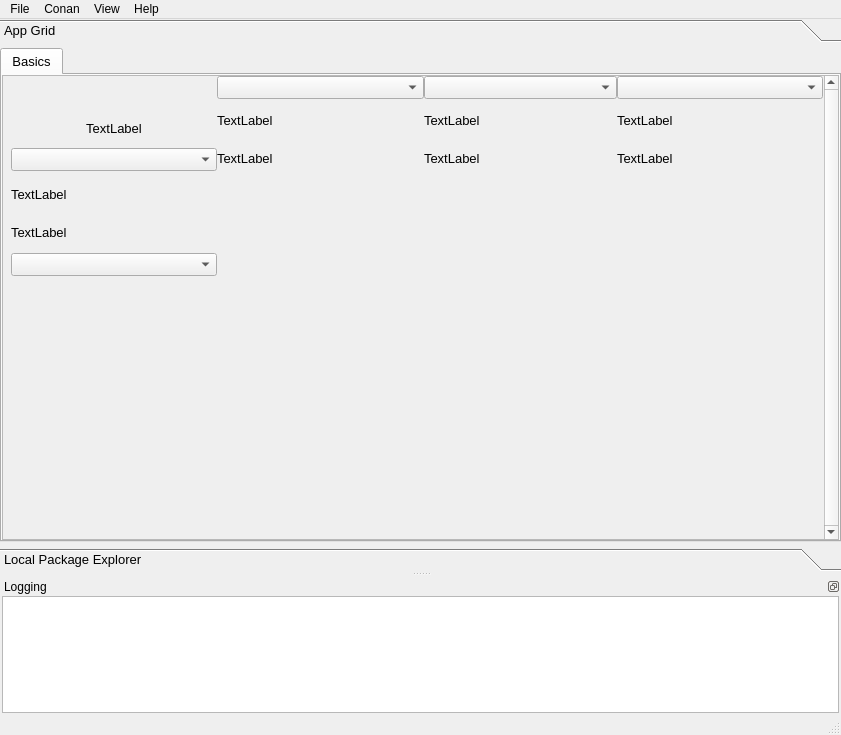
Qt form src/conan_app_launcher/ui/main_window.ui (goszpeti/conan_explorer) before a commit.
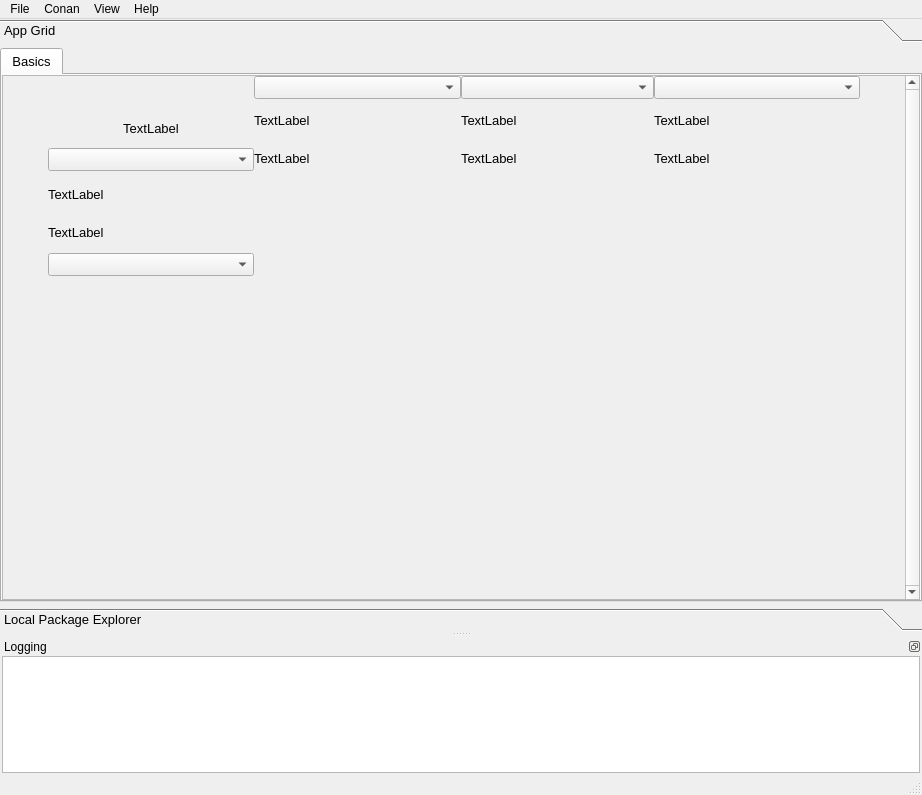
The same form after that commit. Icons and pictures are not drawn.

Diff of the .ui file:
```diff
--- a/src/conan_app_launcher/ui/main_window.ui
+++ b/src/conan_app_launcher/ui/main_window.ui
@@ -6,8 +6,8 @@
    <rect>
     <x>0</x>
     <y>0</y>
-    <width>841</width>
-    <height>735</height>
+    <width>922</width>
+    <height>795</height>
    </rect>
   </property>
   <property name="sizePolicy">
@@ -76,8 +76,8 @@
         <rect>
          <x>0</x>
          <y>0</y>
-         <width>841</width>
-         <height>486</height>
+         <width>922</width>
+         <height>546</height>
         </rect>
        </property>
        <attribute name="label">
@@ -168,7 +168,7 @@
               <widget class="QWidget" name="tab_scroll_area_widgets">
                <property name="geometry">
                 <rect>
-                 <x>0</x>
+                 <x>34</x>
                  <y>0</y>
                  <width>828</width>
                  <height>415</height>
@@ -709,8 +709,8 @@
     <rect>
      <x>0</x>
      <y>0</y>
-     <width>841</width>
-     <height>21</height>
+     <width>922</width>
+     <height>24</height>
     </rect>
    </property>
    <widget class="QMenu" name="menu_help">
@@ -820,8 +820,8 @@
         <string notr="true">&lt;!DOCTYPE HTML PUBLIC &quot;-//W3C//DTD HTML 4.0//EN&quot; &quot;http://www.w3.org/TR/REC-html40/strict.dtd&quot;&gt;
 &lt;html&gt;&lt;head&gt;&lt;meta name=&quot;qrichtext&quot; content=&quot;1&quot; /&gt;&lt;style type=&quot;text/css&quot;&gt;
 p, li { white-space: pre-wrap; }
-&lt;/style&gt;&lt;/head&gt;&lt;body style=&quot; font-family:'MS Shell Dlg 2'; font-size:7.8pt; font-weight:400; font-style:normal;&quot;&gt;
-&lt;p style=&quot;-qt-paragraph-type:empty; margin-top:0px; margin-bottom:0px; margin-left:0px; margin-right:0px; -qt-block-indent:0; text-indent:0px; font-size:7.875pt;&quot;&gt;&lt;br /&gt;&lt;/p&gt;&lt;/body&gt;&lt;/html&gt;</string>
+&lt;/style&gt;&lt;/head&gt;&lt;body style=&quot; font-family:'MS Shell Dlg 2'; font-size:7.875pt; font-weight:400; font-style:normal;&quot;&gt;
+&lt;p style=&quot;-qt-paragraph-type:empty; margin-top:0px; margin-bottom:0px; margin-left:0px; margin-right:0px; -qt-block-indent:0; text-indent:0px;&quot;&gt;&lt;br /&gt;&lt;/p&gt;&lt;/body&gt;&lt;/html&gt;</string>
        </property>
        <property name="tabStopWidth">
         <number>200</number>
```
Left out of the diff: 6 changed lines with no effect on the pictures.
